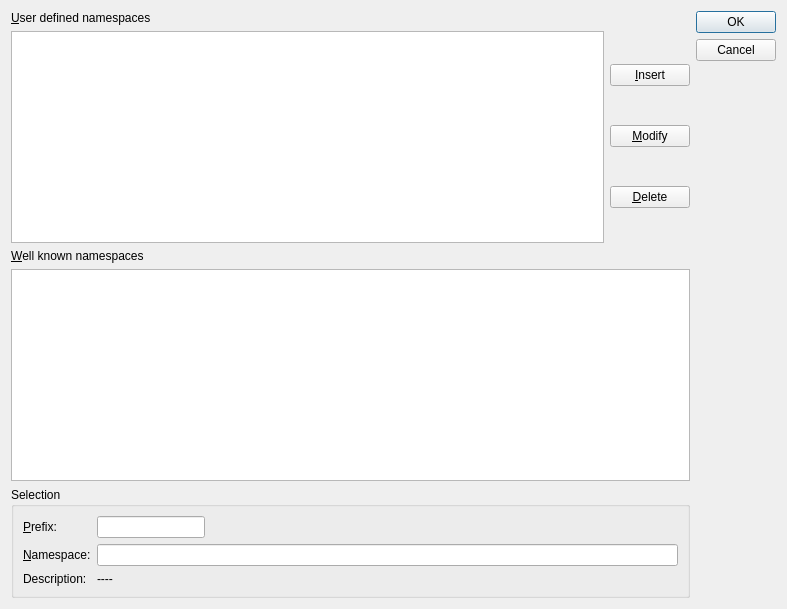
Old version of the form src/modules/namespace/choosenamespacedialog.ui in the repository lbellonda/qxmledit.
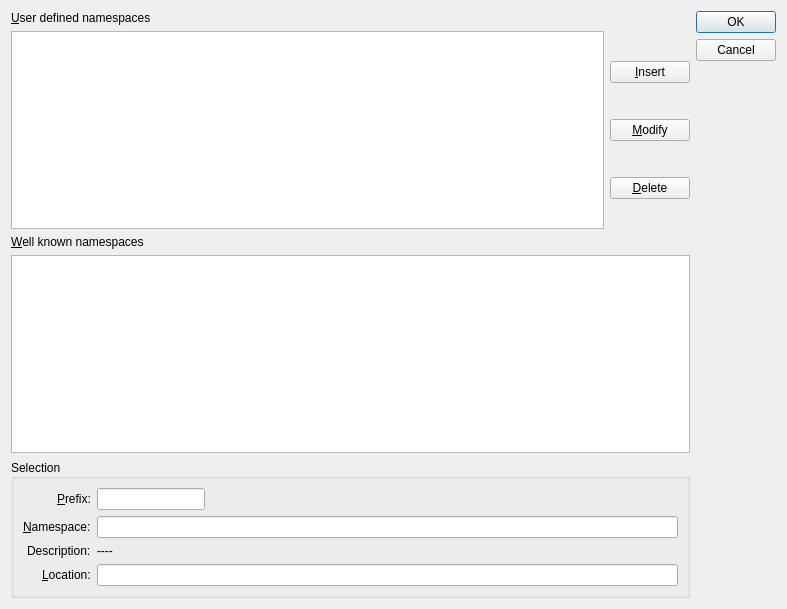
New version of the form. Icons and pictures are not drawn.

```diff
--- a/src/modules/namespace/choosenamespacedialog.ui
+++ b/src/modules/namespace/choosenamespacedialog.ui
@@ -121,6 +121,9 @@
        <property name="title">
         <string>Selection</string>
        </property>
+       <property name="alignment">
+        <set>Qt::AlignLeading|Qt::AlignLeft|Qt::AlignVCenter</set>
+       </property>
        <layout class="QFormLayout" name="formLayout">
         <property name="sizeConstraint">
          <enum>QLayout::SetDefaultConstraint</enum>
@@ -128,6 +131,9 @@
         <property name="fieldGrowthPolicy">
          <enum>QFormLayout::ExpandingFieldsGrow</enum>
         </property>
+        <property name="labelAlignment">
+         <set>Qt::AlignRight|Qt::AlignTrailing|Qt::AlignVCenter</set>
+        </property>
         <property name="formAlignment">
          <set>Qt::AlignLeading|Qt::AlignLeft|Qt::AlignTop</set>
         </property>
@@ -184,6 +190,19 @@
           </property>
          </widget>
         </item>
+        <item row="3" column="0">
+         <widget class="QLabel" name="label_6">
+          <property name="text">
+           <string>&amp;Location:</string>
+          </property>
+          <property name="buddy">
+           <cstring>schemaLocation</cstring>
+          </property>
+         </widget>
+        </item>
+        <item row="3" column="1">
+         <widget class="QLineEdit" name="schemaLocation"/>
+        </item>
        </layout>
       </widget>
      </item>
```
Left out of the diff: 1 changed line with no effect on the pictures.
